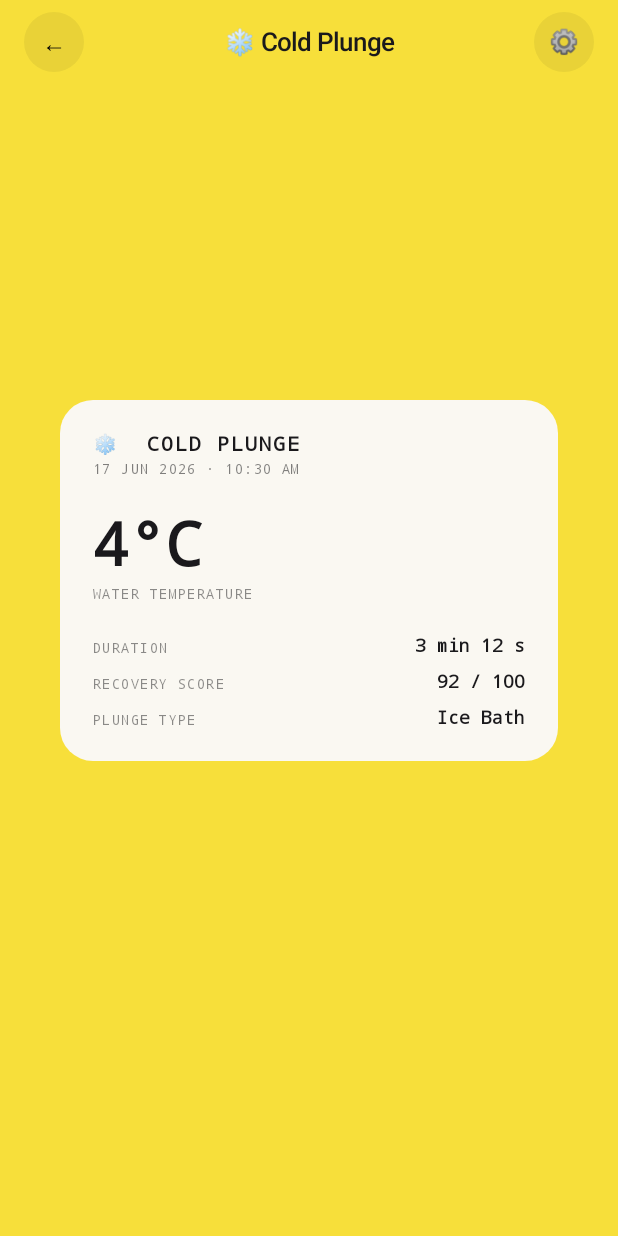
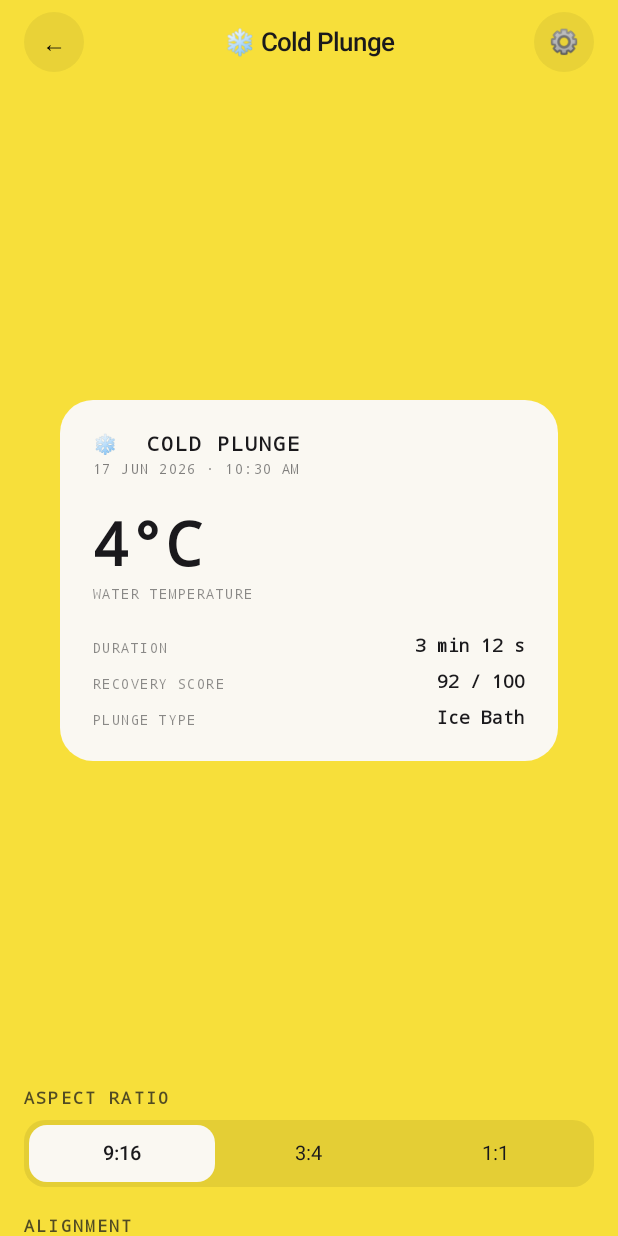
Before and after one commit to harshilv17/sociofit, an Android app built with Jetpack Compose: the screen it shows after launch (MainActivity), after a tap on "❄️", on a phone screen of 412 x 824 dp. Run offline under Robolectric (Android 15) with nearby library versions, the phone set to English and light mode, and no system bars; 2 other taps on this screen came first.

Commit message:
aspect ratio + alignment

```diff
--- a/app/src/main/java/com/sociofit/app/Components.kt
+++ b/app/src/main/java/com/sociofit/app/Components.kt
@@ -36,6 +36,61 @@ fun CircleButton(icon: String, onClick: () -> Unit) {
 }
 
 @Composable
+fun SectionTitle(text: String) {
+    Text(
+        text,
+        Modifier.padding(bottom = 8.dp),
+        color = ink(0.75f),
+        fontFamily = FontFamily.Monospace,
+        fontSize = 11.sp,
+        fontWeight = FontWeight.Bold,
+        letterSpacing = 1.5.sp,
+    )
+}
+
+@Composable
+fun Section(title: String, modifier: Modifier = Modifier, content: @Composable ColumnScope.() -> Unit) {
+    Column(modifier) {
+        SectionTitle(title)
+        content()
+    }
+}
+
+@Composable
+fun SegmentRow(
+    options: List<String>,
+    selection: String,
+    locked: List<String> = emptyList(),
+    onLockedTap: () -> Unit = {},
+    onSelect: (String) -> Unit,
+) {
+    Row(
+        Modifier.fillMaxWidth().clip(RoundedCornerShape(14.dp)).background(Color.Black.copy(alpha = 0.08f)).padding(3.dp)
+    ) {
+        options.forEach { option ->
+            val isLocked = option in locked
+            val selected = option == selection
+            Box(
+                Modifier
+                    .weight(1f)
+                    .clip(RoundedCornerShape(12.dp))
+                    .background(if (selected) Theme.cardWhite else Color.Transparent)
+                    .clickable { if (isLocked) onLockedTap() else onSelect(option) }
+                    .padding(vertical = 11.dp),
+                contentAlignment = Alignment.Center,
+            ) {
+                Text(
+                    option + if (isLocked) " 🔒" else "",
+                    color = Theme.ink,
+                    fontSize = 13.sp,
+                    fontWeight = if (selected) FontWeight.SemiBold else FontWeight.Normal,
+                )
+            }
+        }
+    }
+}
+
+@Composable
 fun Field(
     value: String,
     onChange: (String) -> Unit,
--- a/app/src/main/java/com/sociofit/app/StickerEditorScreen.kt
+++ b/app/src/main/java/com/sociofit/app/StickerEditorScreen.kt
@@ -55,6 +55,8 @@ import kotlinx.coroutines.launch
 import kotlinx.coroutines.withContext
 import java.io.File
 
+private val ASPECTS = linkedMapOf("9:16" to 9f / 16f, "3:4" to 3f / 4f, "1:1" to 1f)
+
 @Composable
 fun StickerEditorScreen(activity: FitnessActivity, onBack: () -> Unit, onSettings: () -> Unit, onPaywall: () -> Unit) {
     var config by remember(activity) { mutableStateOf(defaultConfig(activity)) }
@@ -79,6 +81,16 @@ fun StickerEditorScreen(activity: FitnessActivity, onBack: () -> Unit, onSetting
                     StickerCard(activity, config)
                 }
             }
+
+            Section("ASPECT RATIO") {
+                val label = ASPECTS.entries.firstOrNull { it.value == config.aspect }?.key ?: "9:16"
+                SegmentRow(ASPECTS.keys.toList(), label) { config = config.copy(aspect = ASPECTS.getValue(it)) }
+            }
+            Section("ALIGNMENT") {
+                SegmentRow(Align.entries.map { it.name }, config.alignment.name) {
+                    config = config.copy(alignment = Align.valueOf(it))
+                }
+            }
         }
     }
 }
```
